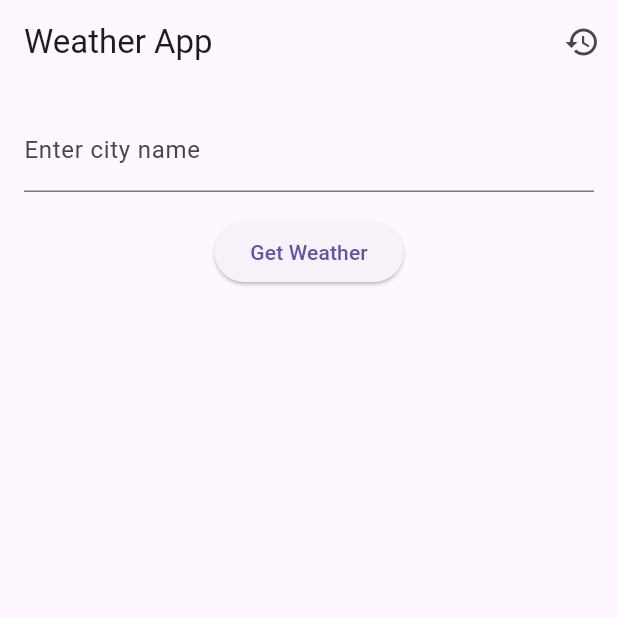
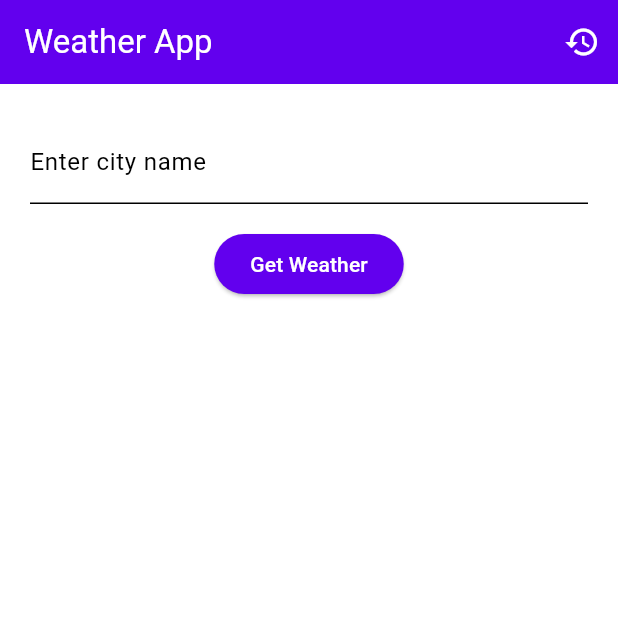
Before and after one commit to rataysh/weather_app_clean_architecture, a Flutter app: the screen it shows after launch, on a phone screen of 412 x 824 dp, the top half of it. Run offline on Flutter 3.47's test engine with Material 3 defaults, Android fonts, the phone set to English and light mode, and no system bars; our stand-ins replace dio, flutter_dotenv, flutter_riverpod, go_router, google_fonts, shared_preferences.

Commit message:
add theme and ui components

```diff
--- /dev/null
+++ b/lib/core/theme/colors.dart
@@ -0,0 +1,18 @@
+import 'package:flutter/material.dart';
+
+class AppColors {
+  // Primary brand color
+  static const Color primary = Color(0xFF6200EE);
+
+  // Secondary brand color
+  static const Color secondary = Color(0xFF03DAC5);
+
+  // Background color
+  static const Color background = Color(0xFFF5F5F5);
+
+  // Error color
+  static const Color error = Color(0xFFB00020);
+
+  static const Color textDark = Colors.black;
+  static const Color textLight = Colors.white;
+}
--- /dev/null
+++ b/lib/core/theme/components/app_primary_button.dart
@@ -0,0 +1,46 @@
+import 'package:flutter/material.dart';
+import 'package:weather_app/core/theme/colors.dart';
+
+/// A custom primary button that uses the app's primary color.
+class AppPrimaryButton extends StatelessWidget {
+  final String text;
+  final VoidCallback onPressed;
+  final Widget? child;
+  final double? width;
+  final double? height;
+  /// Whether the button is enabled or not
+  final bool isEnabled;
+
+  const AppPrimaryButton({
+    super.key,
+    required this.text,
+    required this.onPressed,
+    this.child,
+    this.width,
+    this.height,
+    this.isEnabled = true,
+  });
+
+  @override
+  Widget build(BuildContext context) {
+    final primaryColor = Theme.of(context).colorScheme.primary;
+    final onPrimaryColor = Theme.of(context).colorScheme.onPrimary;
+
+    return SizedBox(
+      width: width,
+      height: height,
+      child: ElevatedButton(
+        onPressed: isEnabled ? onPressed : null,
+        style: ElevatedButton.styleFrom(
+          backgroundColor: primaryColor,
+          disabledBackgroundColor: AppColors.secondary,
+          foregroundColor: onPrimaryColor,
+          shape: RoundedRectangleBorder(
+            borderRadius: BorderRadius.circular(30.0),
+          ),
+        ),
+        child: child ?? Text(text),
+      ),
+    );
+  }
+}
--- /dev/null
+++ b/lib/core/theme/dimens.dart
@@ -0,0 +1,81 @@
+import 'package:flutter/material.dart';
+
+abstract final class Dimens {
+  const Dimens();
+
+  /// General horizontal padding used to separate UI items
+  static const paddingHorizontal = 20.0;
+
+  /// General vertical padding used to separate UI items
+  static const paddingVertical = 24.0;
+
+  /// Horizontal padding for screen edges
+  double get paddingScreenHorizontal;
+
+  /// Vertical padding for screen edges
+  double get paddingScreenVertical;
+
+  double get profilePictureSize;
+
+  /// Horizontal symmetric padding for screen edges
+  EdgeInsets get edgeInsetsScreenHorizontal =>
+      EdgeInsets.symmetric(horizontal: paddingScreenHorizontal);
+
+  /// Symmetric padding for screen edges
+  EdgeInsets get edgeInsetsScreenSymmetric => EdgeInsets.symmetric(
+      horizontal: paddingScreenHorizontal, vertical: paddingScreenVertical);
+
+  static const Dimens desktop = _DimensDesktop();
+  static const Dimens mobile = _DimensMobile();
+  static const Dimens tablet = _DimensTablet();
+
+  /// Get dimensions definition based on screen size
+  factory Dimens.of(BuildContext context) =>
+      switch (MediaQuery.sizeOf(context).width) {
+        > 1024 => desktop,
+        > 600 => tablet,
+        _ => mobile,
+      };
+}
+
+/// Mobile dimensions
+final class _DimensMobile extends Dimens {
+  @override
+  final double paddingScreenHorizontal = Dimens.paddingHorizontal;
+
+  @override
+  final double paddingScreenVertical = Dimens.paddingVertical;
+
+  @override
+  final double profilePictureSize = 64.0;
+
+  const _DimensMobile();
+}
+
+/// Desktop/Web dimensions
+final class _DimensDesktop extends Dimens {
+  @override
+  final double paddingScreenHorizontal = 100.0;
+
+  @override
+  final double paddingScreenVertical = 64.0;
+
+  @override
+  final double profilePictureSize = 128.0;
+
+  const _DimensDesktop();
+}
+
+/// Tablet dimensions
+final class _DimensTablet extends Dimens {
+  @override
+  final double paddingScreenHorizontal = 40.0;
+
+  @override
+  final double paddingScreenVertical = 32.0;
+
+  @override
+  final double profilePictureSize = 96.0;
+
+  const _DimensTablet();
+}
--- /dev/null
+++ b/lib/core/theme/theme.dart
@@ -0,0 +1,93 @@
+import 'package:flutter/material.dart';
+import 'package:google_fonts/google_fonts.dart';
+import 'package:weather_app/core/theme/colors.dart';
+
+class AppTheme {
+  static TextTheme _textTheme(
+      {required TextTheme base, required ColorScheme colorScheme}) {
+    return base.copyWith(
+      bodyMedium: GoogleFonts.roboto(
+        textStyle: base.bodyMedium?.copyWith(
+          color: colorScheme.onSurface,
+        ),
+      ),
+      bodyLarge: GoogleFonts.roboto(
+        textStyle: base.bodyLarge?.copyWith(
+          color: colorScheme.onSurface,
+        ),
+      ),
+      titleMedium: GoogleFonts.roboto(
+        textStyle: base.titleMedium?.copyWith(
+          fontWeight: FontWeight.bold,
+          color: colorScheme.onSurface,
+        ),
+      ),
+    );
+  }
+
+  static ThemeData get lightTheme {
+    const colorScheme = ColorScheme(
+      brightness: Brightness.light,
+      primary: AppColors.primary,
+      onPrimary: AppColors.textLight,
+      secondary: AppColors.secondary,
+      onSecondary: AppColors.textDark,
+      error: AppColors.error,
+      onError: AppColors.textLight,
+      surface: Colors.white,
+      onSurface: AppColors.textDark,
+    );
+
+    return ThemeData(
+      colorScheme: colorScheme,
+      useMaterial3: true,
+      scaffoldBackgroundColor: colorScheme.surface,
+      textTheme: _textTheme(
+          base: ThemeData.light().textTheme, colorScheme: colorScheme),
+      appBarTheme: const AppBarTheme(
+        backgroundColor: AppColors.primary,
+        foregroundColor: AppColors.textLight,
+      ),
+    );
+  }
+
+  static ThemeData get darkTheme {
+    const colorScheme = ColorScheme(
+      brightness: Brightness.dark,
+      primary: AppColors.primary,
+      onPrimary: AppColors.textLight,
+      secondary: AppColors.secondary,
+      onSecondary: AppColors.textDark,
+      error: AppColors.error,
+      onError: AppColors.textLight,
+      surface: Color(0xFF1E1E1E),
+      onSurface: AppColors.textLight,
+    );
+
+    return ThemeData(
+      colorScheme: colorScheme,
+      useMaterial3: true,
+      scaffoldBackgroundColor: colorScheme.surface,
+      textTheme: _textTheme(
+          base: ThemeData.dark().textTheme, colorScheme: colorScheme),
+      appBarTheme: AppBarTheme(
+        backgroundColor: colorScheme.surface,
+        foregroundColor: colorScheme.onSurface,
+      ),
+    );
+  }
+
+  static BoxDecoration get cardDecoration {
+    return BoxDecoration(
+      color: Colors.white,
+      borderRadius: BorderRadius.circular(8.0),
+      boxShadow: [
+        BoxShadow(
+          color: Colors.black.withOpacity(0.1),
+          blurRadius: 6.0,
+          offset: Offset(1, 3),
+        ),
+      ],
+    );
+  }
+}
--- a/lib/main.dart
+++ b/lib/main.dart
@@ -1,6 +1,7 @@
 import 'package:flutter/material.dart';
 import 'package:flutter_dotenv/flutter_dotenv.dart';
 import 'package:flutter_riverpod/flutter_riverpod.dart';
+import 'package:weather_app/core/theme/theme.dart';
 import 'package:weather_app/routes/routing.dart';
 
 void main() async {
@@ -18,9 +19,9 @@ class MyApp extends StatelessWidget {
     return MaterialApp.router(
       debugShowCheckedModeBanner: false,
       title: 'Weather App',
-      theme: ThemeData(
-        primarySwatch: Colors.blue,
-      ),
+      theme: AppTheme.lightTheme,
+      darkTheme: AppTheme.darkTheme,
+      themeMode: ThemeMode.system,
       routerConfig: router,
     );
   }
--- a/lib/presentation/history/history_page.dart
+++ b/lib/presentation/history/history_page.dart
@@ -1,7 +1,9 @@
 import 'package:flutter/material.dart';
 import 'package:flutter_riverpod/flutter_riverpod.dart';
+import 'package:go_router/go_router.dart';
 import 'package:weather_app/presentation/history/history_provider.dart';
 import 'package:weather_app/presentation/widgets/history_card.dart';
+import 'package:weather_app/core/theme/dimens.dart';
 
 class HistoryPage extends ConsumerStatefulWidget {
   const HistoryPage({super.key});
@@ -25,7 +27,14 @@ class _HistoryPageState extends ConsumerState<HistoryPage> {
 
     return Scaffold(
       appBar: AppBar(
+        automaticallyImplyLeading: false,
         title: const Text('Search History'),
+        leading: IconButton(
+          icon: const Icon(Icons.arrow_back),
+          onPressed: () {
+            context.pop();
+          },
+        ),
         actions: [
           IconButton(
             icon: const Icon(Icons.delete),
@@ -35,7 +44,12 @@ class _HistoryPageState extends ConsumerState<HistoryPage> {
           ),
         ],
       ),
-      body: historyState.isLoading
+      body: Padding(
+        padding: EdgeInsets.symmetric(
+          horizontal: Dimens.of(context).paddingScreenHorizontal,
+          vertical: Dimens.of(context).paddingScreenVertical,
+        ),
+        child: historyState.isLoading
           ? const Center(child: CircularProgressIndicator())
           : historyState.errorMessage != null
               ? Center(
@@ -73,6 +87,7 @@ class _HistoryPageState extends ConsumerState<HistoryPage> {
                         ),
                       ],
                     ),
+      ),
     );
   }
 }
--- a/lib/presentation/home/home_page.dart
+++ b/lib/presentation/home/home_page.dart
@@ -1,9 +1,11 @@
 import 'package:flutter/material.dart';
 import 'package:flutter_riverpod/flutter_riverpod.dart';
 import 'package:go_router/go_router.dart';
+import 'package:weather_app/core/theme/components/app_primary_button.dart';
 import 'package:weather_app/presentation/home/home_page_provider.dart';
 import 'package:weather_app/presentation/widgets/weather_card.dart';
 import 'package:weather_app/core/utils/city_input_validation.dart';
+import 'package:weather_app/core/theme/dimens.dart';
 
 class HomePage extends ConsumerWidget {
   const HomePage({super.key});
@@ -30,7 +32,10 @@ class HomePage extends ConsumerWidget {
         ],
       ),
       body: Padding(
-        padding: const EdgeInsets.all(16.0),
+        padding: EdgeInsets.symmetric(
+          horizontal: Dimens.of(context).paddingScreenHorizontal,
+          vertical: Dimens.of(context).paddingScreenVertical,
+        ),
         child: Form(
           key: formKey,
           child: Column(
@@ -43,13 +48,13 @@ class HomePage extends ConsumerWidget {
                 validator: validateCityInput,
               ),
               const SizedBox(height: 16),
-              ElevatedButton(
+              AppPrimaryButton(
                 onPressed: () {
                   if (formKey.currentState!.validate()) {
                     homeViewModel.fetchWeather(textController.text.trim());
                   }
                 },
-                child: const Text('Get Weather'),
+                text: 'Get Weather',
               ),
               const SizedBox(height: 16),
               // Loading indicator
--- a/lib/presentation/widgets/history_card.dart
+++ b/lib/presentation/widgets/history_card.dart
@@ -1,6 +1,7 @@
 import 'package:flutter/material.dart';
 import 'package:weather_app/domain/entities/search_history_entity.dart';
 import 'package:intl/intl.dart';
+import 'package:weather_app/core/theme/theme.dart';
 
 class HistoryCard extends StatelessWidget {
   final SearchHistoryEntity history;
@@ -16,10 +17,14 @@ class HistoryCard extends StatelessWidget {
 
     return Card(
       elevation: 2,
-      child: ListTile(
-        title: Text('City: ${history.cityName}'),
-        subtitle: Text(
-          'Searched at: ${dateFormat.format(history.searchTime)}\nTemperature: ${history.temperature.toStringAsFixed(1)} °C',
+      child: Container(
+        padding: const EdgeInsets.all(16.0),
+        decoration: AppTheme.cardDecoration,
+        child: ListTile(
+          title: Text('City: ${history.cityName}'),
+          subtitle: Text(
+            'Searched at: ${dateFormat.format(history.searchTime)}\nTemperature: ${history.temperature.toStringAsFixed(1)} °C',
+          ),
         ),
       ),
     );
--- a/lib/presentation/widgets/weather_card.dart
+++ b/lib/presentation/widgets/weather_card.dart
@@ -1,5 +1,6 @@
 import 'package:flutter/material.dart';
 import 'package:weather_app/domain/entities/weather_entity.dart';
+import 'package:weather_app/core/theme/theme.dart';
 
 class WeatherCard extends StatelessWidget {
   final WeatherEntity weather;
@@ -17,6 +18,7 @@ class WeatherCard extends StatelessWidget {
       child: Container(
         width: double.infinity,
         padding: const EdgeInsets.all(16.0),
+        decoration: AppTheme.cardDecoration,
         child: Column(
           crossAxisAlignment: CrossAxisAlignment.start,
           children: [
--- a/pubspec.yaml
+++ b/pubspec.yaml
@@ -40,6 +40,7 @@ dependencies:
   dio: ^5.8.0+1
   intl: ^0.20.2
   flutter_dotenv: ^5.2.1
+  google_fonts: ^6.2.1
 
 dev_dependencies:
   flutter_test:
```
Also changed, not shown: pubspec.lock, 2 other files.
